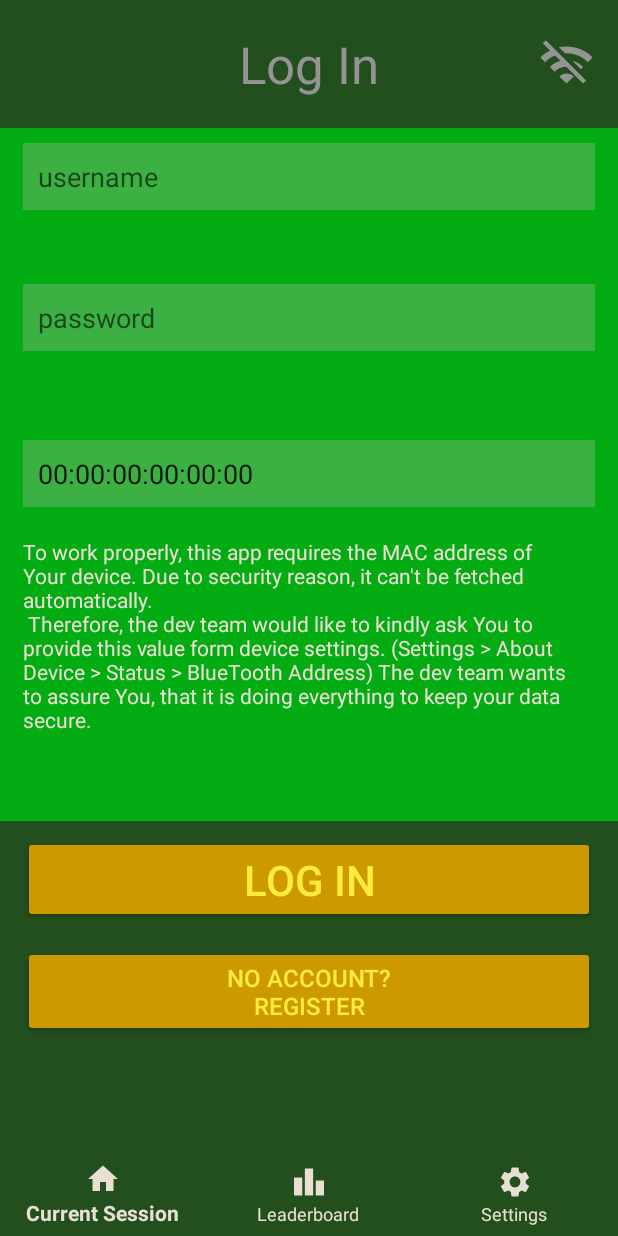
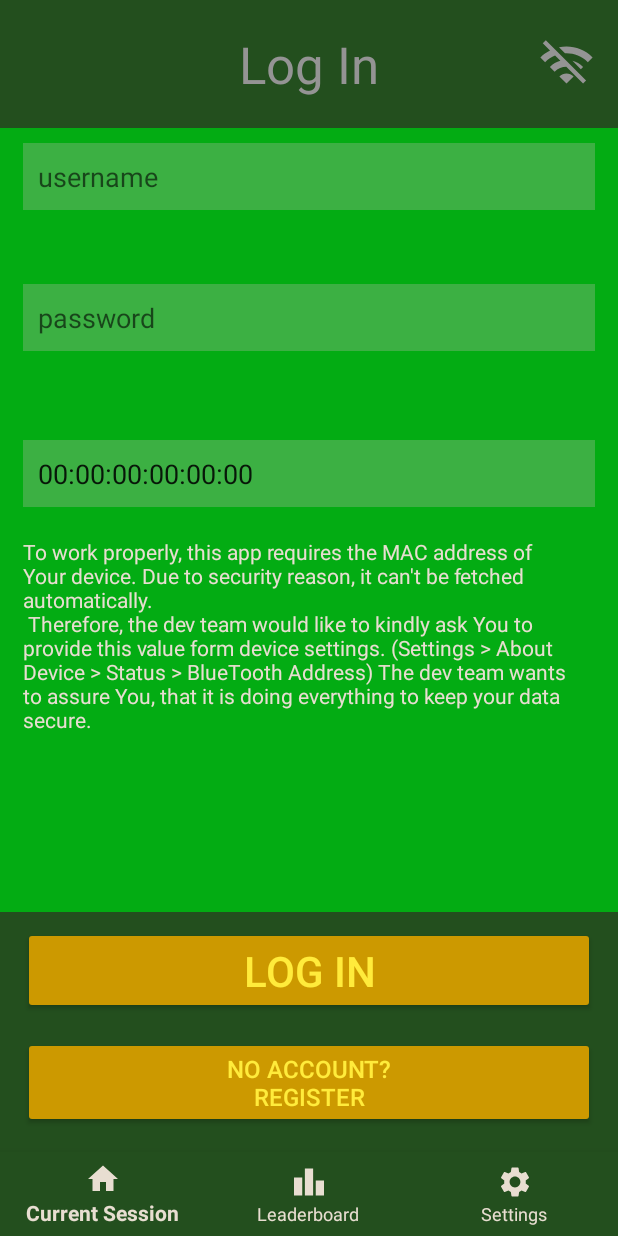
Before and after one commit to KarolWes/BluetoothGameApp, an Android app: the screen it shows after launch (MainActivity), on a phone screen of 412 x 824 dp. Run offline under Robolectric (Android 15) with nearby library versions, the phone set to English and light mode, and no system bars; our stand-ins replace navigation-ui.

Commit message:
login layout and scan-paired fix-up

```diff
--- a/app/src/main/java/com/example/bluetoothgame/LoginFragment.kt
+++ b/app/src/main/java/com/example/bluetoothgame/LoginFragment.kt
@@ -15,6 +15,7 @@ import android.view.ViewGroup
 import android.widget.Button
 import android.widget.EditText
 import android.widget.ImageView
+import android.widget.ScrollView
 import android.widget.TextView
 import androidx.annotation.RequiresApi
 import androidx.core.view.iterator
--- a/app/src/main/java/com/example/bluetoothgame/ui/home/HomeFragment.kt
+++ b/app/src/main/java/com/example/bluetoothgame/ui/home/HomeFragment.kt
@@ -304,7 +304,11 @@ class HomeFragment : Fragment() {
         if(!_scanPaired){
             val paired = _bluetooth.bondedDevices
             paired.forEach { dev ->
-                val d = Device(dev.name, dev.address)
+                var name = "-"
+                if (dev.name != null){
+                    name = dev.name
+                }
+                val d = Device(name, dev.address)
                 _newDevices.remove(d)
             }
         }
--- a/app/src/main/res/layout/fragment_login.xml
+++ b/app/src/main/res/layout/fragment_login.xml
@@ -1,5 +1,5 @@
 <?xml version="1.0" encoding="utf-8"?>
-<LinearLayout xmlns:android="http://schemas.android.com/apk/res/android"
+<androidx.constraintlayout.widget.ConstraintLayout xmlns:android="http://schemas.android.com/apk/res/android"
     xmlns:app="http://schemas.android.com/apk/res-auto"
     xmlns:tools="http://schemas.android.com/tools"
     android:layout_width="match_parent"
@@ -7,6 +7,16 @@
     android:background="@color/green_400"
     android:orientation="vertical"
     tools:context=".LoginFragment">
+
+    <LinearLayout
+        android:id="@+id/linearLayout5"
+        android:layout_width="match_parent"
+        android:layout_height="0dp"
+        android:orientation="vertical"
+        app:layout_constraintBottom_toTopOf="@+id/linearLayout6"
+        app:layout_constraintEnd_toEndOf="parent"
+        app:layout_constraintStart_toStartOf="parent"
+        app:layout_constraintTop_toTopOf="parent">
 
         <LinearLayout
             android:layout_width="match_parent"
@@ -39,21 +49,22 @@
                     android:layout_height="38dp"
                     android:layout_marginEnd="15dp"
                     android:src="@drawable/baseline_wifi_off_24"
-                app:tint="@color/gray_500"
                     app:layout_constraintBottom_toBottomOf="parent"
                     app:layout_constraintEnd_toEndOf="@+id/loginTitleText"
-                app:layout_constraintTop_toTopOf="parent" />
+                    app:layout_constraintTop_toTopOf="parent"
+                    app:tint="@color/gray_500" />
             </androidx.constraintlayout.widget.ConstraintLayout>
 
         </LinearLayout>
 
         <ScrollView
+            android:id="@+id/loginFields"
             android:layout_width="match_parent"
-        android:layout_height="462dp">
+            android:layout_height="match_parent">
 
             <LinearLayout
                 android:layout_width="match_parent"
-            android:layout_height="wrap_content"
+                android:layout_height="match_parent"
                 android:orientation="vertical">
 
                 <EditText
@@ -158,11 +169,17 @@
             </LinearLayout>
         </ScrollView>
 
+    </LinearLayout>
+
     <LinearLayout
+        android:id="@+id/linearLayout6"
         android:layout_width="match_parent"
-        android:layout_height="match_parent"
+        android:layout_height="160dp"
         android:background="@color/green_700"
-        android:orientation="vertical">
+        android:orientation="vertical"
+        app:layout_constraintBottom_toBottomOf="parent"
+        app:layout_constraintEnd_toEndOf="parent"
+        app:layout_constraintStart_toStartOf="parent">
 
         <Button
             android:id="@+id/submitButton"
@@ -198,4 +215,4 @@
 
     </LinearLayout>
 
-</LinearLayout>
+</androidx.constraintlayout.widget.ConstraintLayout>
```
Lines whose indentation alone changed are shown as unchanged.
